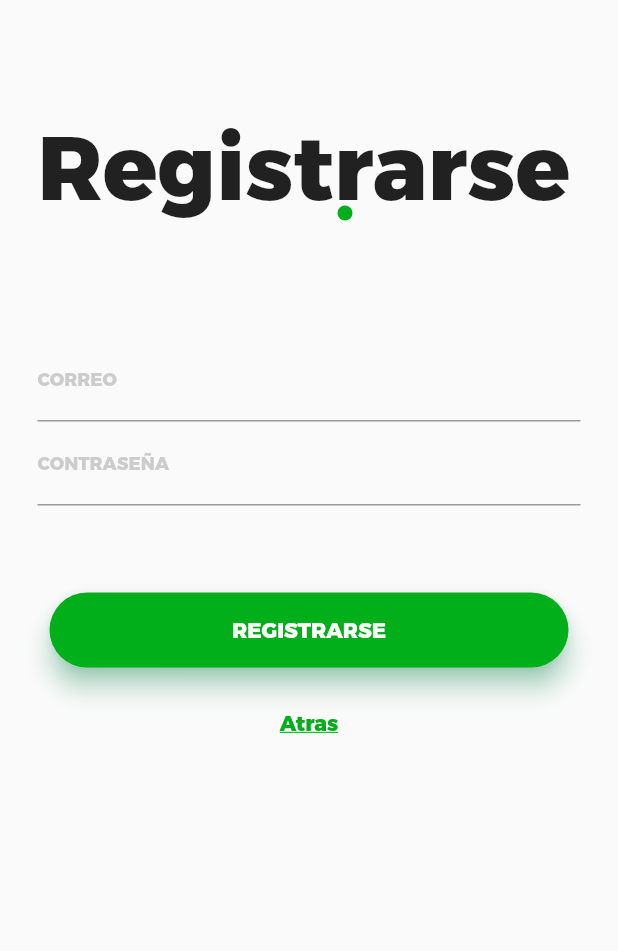
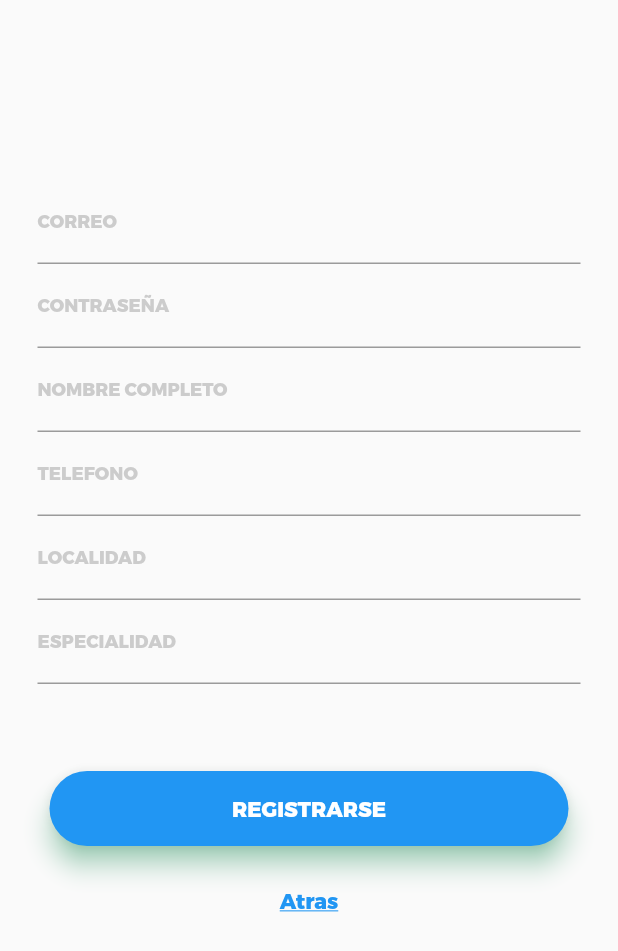
Before and after one commit to MAFITGroup/lsu_app, a Flutter app: the screen it shows after launch, after a tap on "Registrate", on a phone screen of 412 x 824 dp. Shown: the top 951 px of the screen. Run offline on Flutter 3.47's test engine with Material 2 defaults, Android fonts, the phone set to English and light mode, and no system bars; our stand-ins replace firebase_auth, firebase_core; accounts and stored records are empty.

Commit message:
cambio de color a azul, agregado de campos de registro

```diff
--- a/lib/pantallas/SignUpPage.dart
+++ b/lib/pantallas/SignUpPage.dart
@@ -12,8 +12,12 @@ class _SignupPageState extends State<SignupPage> {
   final formKey = new GlobalKey<FormState>();
 
   String email, password;
+  String nombreCompleto;
+  String telefono;
+  String localidad;
+  String especialidad;
 
-  Color greenColor = Color(0xFF00AF19);
+  Color colorAzul = Colors.blue;
 
   //To check fields during submit
   checkFields() {
@@ -49,26 +53,10 @@ class _SignupPageState extends State<SignupPage> {
     return Padding(
         padding: const EdgeInsets.only(left: 25.0, right: 25.0),
         child: ListView(children: [
-          SizedBox(height: 75.0),
-          Container(
-              height: 125.0,
-              width: 200.0,
-              child: Stack(
-                children: [
-                  Text('Registrarse',
-                      style: TextStyle(fontFamily: 'Trueno', fontSize: 60.0)),
-                  //Dot placement
-                  Positioned(
-                      top: 62.0,
-                      left: 200.0,
-                      child: Container(
-                          height: 10.0,
-                          width: 10.0,
-                          decoration: BoxDecoration(
-                              shape: BoxShape.circle, color: greenColor)))
-                ],
-              )),
+          SizedBox(height: 95.0),
           SizedBox(height: 25.0),
+
+          //COREO
           TextFormField(
               decoration: InputDecoration(
                   labelText: 'CORREO',
@@ -77,13 +65,16 @@ class _SignupPageState extends State<SignupPage> {
                       fontSize: 12.0,
                       color: Colors.grey.withOpacity(0.5)),
                   focusedBorder: UnderlineInputBorder(
-                    borderSide: BorderSide(color: greenColor),
+                    borderSide: BorderSide(color: colorAzul),
                   )),
               onChanged: (value) {
                 this.email = value;
               },
-              validator: (value) =>
-              value.isEmpty ? 'El correo es requerido' : validarCorreo(value)),
+              validator: (value) => value.isEmpty
+                  ? 'El correo es requerido'
+                  : validarCorreo(value)),
+
+          // CONTRASEÑA
           TextFormField(
               decoration: InputDecoration(
                   labelText: 'CONTRASEÑA',
@@ -92,30 +83,99 @@ class _SignupPageState extends State<SignupPage> {
                       fontSize: 12.0,
                       color: Colors.grey.withOpacity(0.5)),
                   focusedBorder: UnderlineInputBorder(
-                    borderSide: BorderSide(color: greenColor),
+                    borderSide: BorderSide(color: colorAzul),
                   )),
               obscureText: true,
               onChanged: (value) {
                 this.password = value;
               },
               validator: (value) =>
-              value.isEmpty ? 'La contraseña es requerida' : null),
+                  value.isEmpty ? 'La contraseña es requerida' : null),
+
+          // NOMBRE COMPLETO
+          TextFormField(
+              decoration: InputDecoration(
+                  labelText: 'NOMBRE COMPLETO',
+                  labelStyle: TextStyle(
+                      fontFamily: 'Trueno',
+                      fontSize: 12.0,
+                      color: Colors.grey.withOpacity(0.5)),
+                  focusedBorder: UnderlineInputBorder(
+                    borderSide: BorderSide(color: colorAzul),
+                  )),
+              onChanged: (value) {
+                this.nombreCompleto = value;
+              },
+              validator: (value) =>
+                  value.isEmpty ? 'El nombre completo es requerido' : null),
+
+          // TELEFONO
+          TextFormField(
+              decoration: InputDecoration(
+                  labelText: 'TELEFONO',
+                  labelStyle: TextStyle(
+                      fontFamily: 'Trueno',
+                      fontSize: 12.0,
+                      color: Colors.grey.withOpacity(0.5)),
+                  focusedBorder: UnderlineInputBorder(
+                    borderSide: BorderSide(color: colorAzul),
+                  )),
+              onChanged: (value) {
+                this.telefono = value;
+              },
+              validator: (value) =>
+                  value.isEmpty ? 'El telefono es requerido' : null),
+
+          // LOCALIDAD
+          TextFormField(
+              decoration: InputDecoration(
+                  labelText: 'LOCALIDAD',
+                  labelStyle: TextStyle(
+                      fontFamily: 'Trueno',
+                      fontSize: 12.0,
+                      color: Colors.grey.withOpacity(0.5)),
+                  focusedBorder: UnderlineInputBorder(
+                    borderSide: BorderSide(color: colorAzul),
+                  )),
+              onChanged: (value) {
+                this.localidad = value;
+              },
+              validator: (value) =>
+                  value.isEmpty ? 'La localidad es requerida' : null),
+
+          // ESPECIALIDAD
+          TextFormField(
+              decoration: InputDecoration(
+                  labelText: 'ESPECIALIDAD',
+                  labelStyle: TextStyle(
+                      fontFamily: 'Trueno',
+                      fontSize: 12.0,
+                      color: Colors.grey.withOpacity(0.5)),
+                  focusedBorder: UnderlineInputBorder(
+                    borderSide: BorderSide(color: colorAzul),
+                  )),
+              onChanged: (value) {
+                this.especialidad = value;
+              },
+              validator: (value) =>
+                  value.isEmpty ? 'La especialidad es requerida' : null),
           SizedBox(height: 50.0),
           TextButton(
             onPressed: () {
-              if (checkFields())
+              if (checkFields()) {
                 AuthService().signUp(email, password).then((userCreds) {
                   Navigator.of(context).pop();
                 }).catchError((e) {
                   ErrorHandler().errorDialog(context, e);
                 });
+              }
             },
             child: Container(
                 height: 50.0,
                 child: Material(
                     borderRadius: BorderRadius.circular(25.0),
                     shadowColor: Colors.greenAccent,
-                    color: greenColor,
+                    color: colorAzul,
                     elevation: 7.0,
                     child: Center(
                         child: Text('REGISTRARSE',
@@ -130,7 +190,7 @@ class _SignupPageState extends State<SignupPage> {
                 },
                 child: Text('Atras',
                     style: TextStyle(
-                        color: greenColor,
+                        color: colorAzul,
                         fontFamily: 'Trueno',
                         decoration: TextDecoration.underline)))
           ])
--- a/lib/pantallas/loginPage.dart
+++ b/lib/pantallas/loginPage.dart
@@ -15,7 +15,7 @@ class _LoginPageState extends State<LoginPage> {
 
   String email, password;
 
-  Color greenColor = Color(0xFF00AF19);
+  Color colorAzul = Colors.blue;
 
   //Valida los campos durante el inicio de sesion
   validarCampos() {
@@ -61,7 +61,7 @@ class _LoginPageState extends State<LoginPage> {
                       fontSize: 12.0,
                       color: Colors.grey.withOpacity(0.5)),
                   focusedBorder: UnderlineInputBorder(
-                    borderSide: BorderSide(color: greenColor),
+                    borderSide: BorderSide(color: colorAzul),
                   )),
               onChanged: (value) {
                 this.email = value;
@@ -77,7 +77,7 @@ class _LoginPageState extends State<LoginPage> {
                       fontSize: 12.0,
                       color: Colors.grey.withOpacity(0.5)),
                   focusedBorder: UnderlineInputBorder(
-                    borderSide: BorderSide(color: greenColor),
+                    borderSide: BorderSide(color: colorAzul),
                   )),
               obscureText: true,
               onChanged: (value) {
@@ -97,7 +97,7 @@ class _LoginPageState extends State<LoginPage> {
                   child: InkWell(
                       child: Text('Olvide mi contraseña',
                           style: TextStyle(
-                              color: greenColor,
+                              color: colorAzul,
                               fontFamily: 'Trueno',
                               fontSize: 11.0,
                               decoration: TextDecoration.underline))))),
@@ -112,7 +112,7 @@ class _LoginPageState extends State<LoginPage> {
                 child: Material(
                     borderRadius: BorderRadius.circular(25.0),
                     shadowColor: Colors.greenAccent,
-                    color: greenColor,
+                    color: colorAzul,
                     elevation: 7.0,
                     child: Center(
                         child: Text('INICIAR SESION',
@@ -130,7 +130,7 @@ class _LoginPageState extends State<LoginPage> {
                 },
                 child: Text('Registrate',
                     style: TextStyle(
-                        color: greenColor,
+                        color: colorAzul,
                         fontFamily: 'Trueno',
                         decoration: TextDecoration.underline)))
           ])
```
